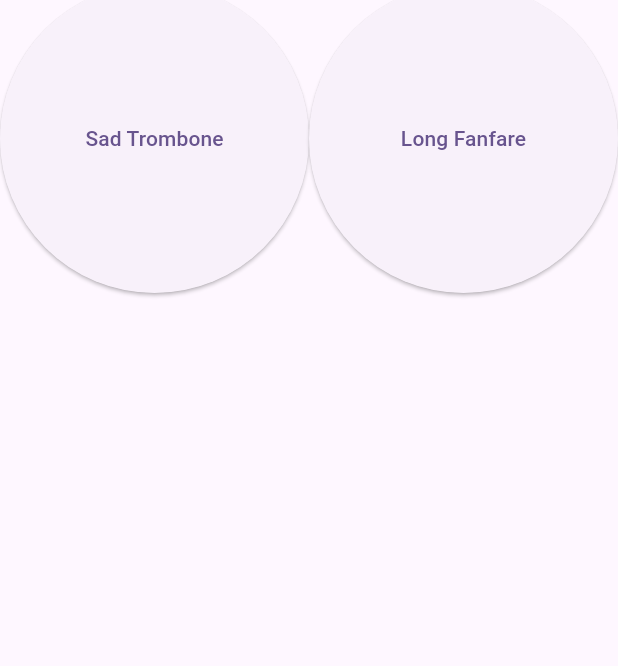
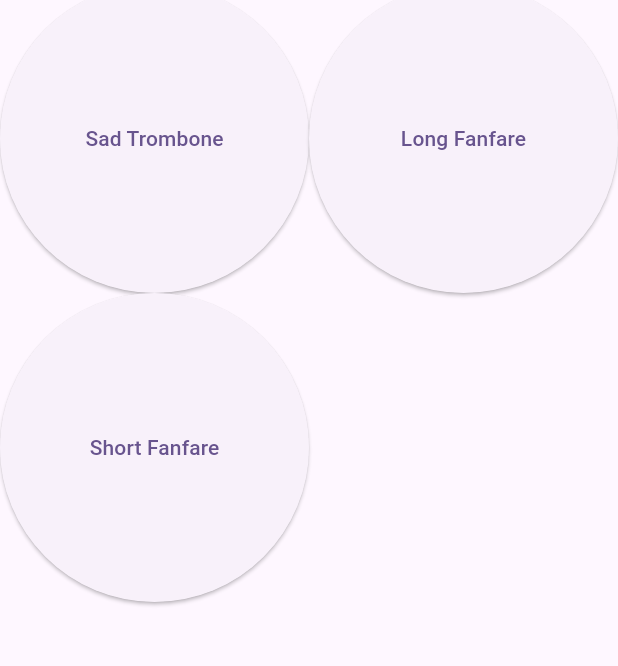
Before and after one commit to ReadingOwl3000/flutter-soundboard, a Flutter app: the screen it shows after launch, on a phone screen of 412 x 824 dp, the part 100-766 px from its top. Run offline on Flutter 3.47's test engine with Material 2 defaults, Android fonts, the phone set to English and light mode, and no system bars; our stand-ins replace assets_audio_player.

Commit message:
edit fanfare short

```diff
--- a/lib/main.dart
+++ b/lib/main.dart
@@ -63,6 +63,12 @@ class _MyHomePageState extends State<MyHomePage> {
                 // TODO: soundname anpassen
                 onPressed: () {_playSound("fanfarelong"); },
               ),
+              ElevatedButton(
+                child: const Text('Short Fanfare'),
+              // TODO: soundname anpassen
+                onPressed: () {_playSound("fanfareshort"); },
+              ),
+
         ],
       ),
     );
```
Also changed, not shown: 1 other file.
